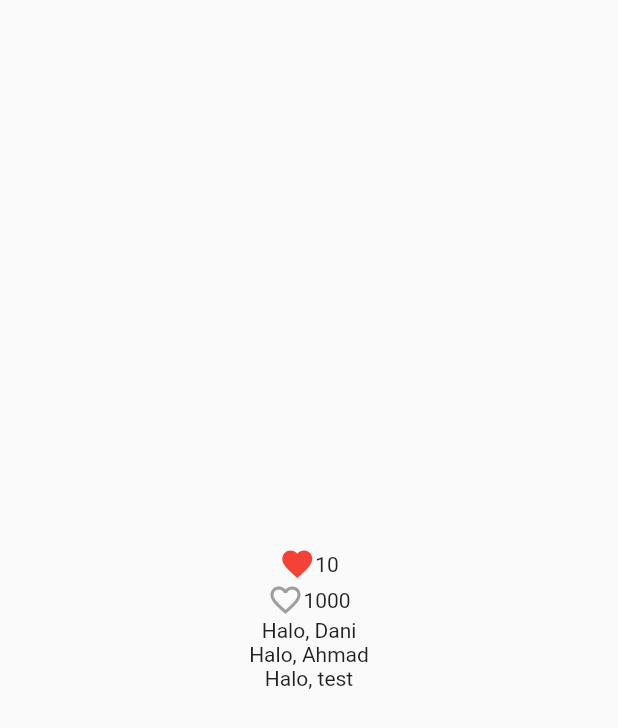
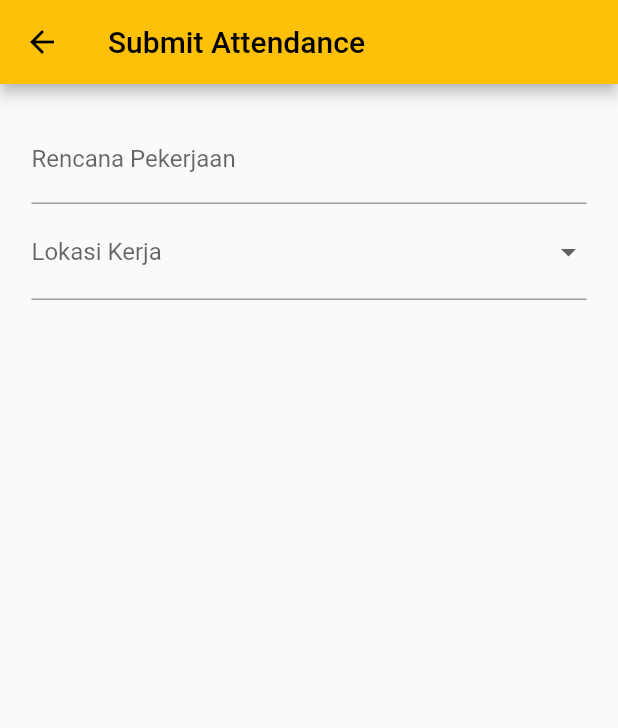
Before and after one commit to 4RSIM3R/flutter-kominfo-blitar, a Flutter app: the SubmitAttendancePage screen opened by its route, on a phone screen of 412 x 824 dp. Shown: the top 728 px of the screen. Run offline on Flutter 3.47's test engine with Material 2 defaults, Android fonts, the phone set to English and light mode, and no system bars.

Commit message:
rencana kerja & lokasi kerja

```diff
--- a/lib/submit_attendance_page.dart
+++ b/lib/submit_attendance_page.dart
@@ -8,39 +8,37 @@ class SubmitAttendancePage extends StatelessWidget {
   Widget build(BuildContext context) {
     // final args = ModalRoute.of(context)!.settings.arguments as String;
     return Scaffold(
-      body: Column(
+      appBar: AppBar(
+        title: Text('Submit Attendance'),
+      ),
+      body: SingleChildScrollView(
+        padding: const EdgeInsets.all(21),
+        child: Column(
           mainAxisAlignment: MainAxisAlignment.center,
-        children: const [
-          // Center(
-          //   child: ElevatedButton(
-          //     onPressed: () {
-          //       Navigator.of(context).popUntil((route) => route.isFirst);
-          //     },
-          //     child: Text(args),
-          //   ),
-          // ),
-          Center(
-            child: TombolBintang(
-              initialFavoriteNum: 10,
-              initialIsLoved: true,
+          children: [
+            const TextField(
+              decoration: InputDecoration(
+                label: Text("Rencana Pekerjaan"),
               ),
             ),
-          Center(
-            child: TombolBintang(
-              initialFavoriteNum: 1000,
+            DropdownButtonFormField<String>(
+               decoration: const InputDecoration(
+                label: Text("Lokasi Kerja"),
               ),
+              items: const [
+                DropdownMenuItem(
+                  value: "WFH",
+                  child: Text("WFH"),
                 ),
-          Center(
-            child: HelloMessage(nama: "Dani"),
-          ),
-          Center(
-            child: HelloMessage(nama: "Ahmad"),
-          ),
-
-          Center(
-            child: HelloMessage(),
+                DropdownMenuItem(
+                  value: "WFO",
+                  child: Text("WFO"),
                 ),
               ],
+              onChanged: (_) {},
+            ),
+          ],
+        ),
       ),
     );
   }
@@ -138,3 +136,23 @@ class _TombolBintangState extends State<TombolBintang> {
     );
   }
 }
+
+
+// FilledButton(
+//   onPressed: () async {
+//     final result = await showDatePicker(
+//       context: context,
+//       initialDate: DateTime.now(),
+//       firstDate: DateTime(1999),
+//       lastDate: DateTime(2045),
+//     );
+
+//     final time = await showTimePicker(
+//       context: context,
+//       initialTime: TimeOfDay.now(),
+//     );
+
+//     print(result);
+//   },
+//   child: Text('Pilih date'),
+// ),
```
Lines whose indentation alone changed are shown as unchanged.
